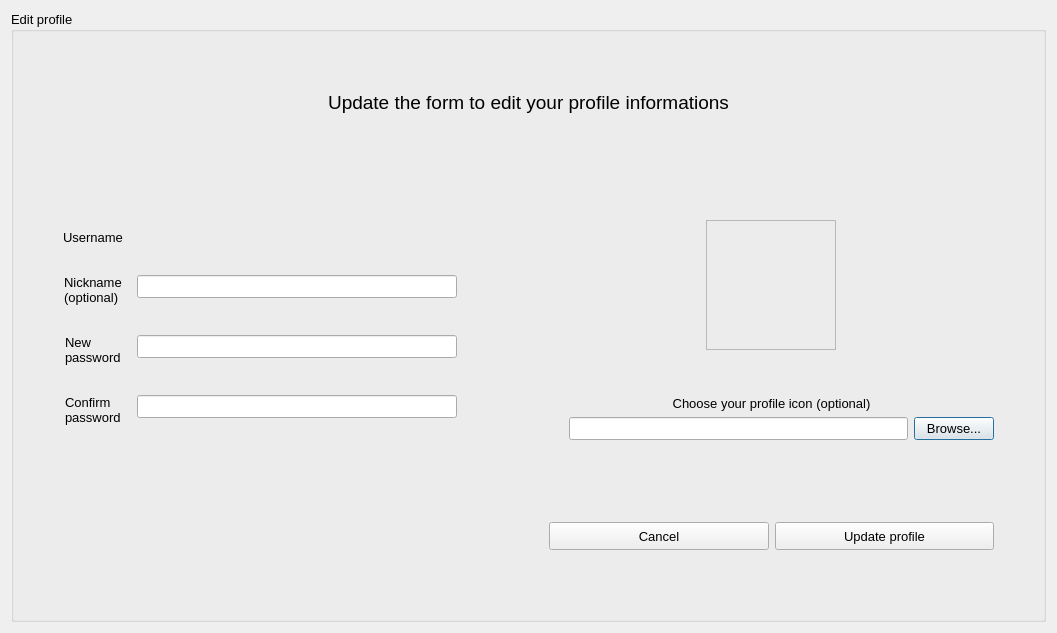
Above: textedit/profileeditwindow.ui from pgallo725/livetext-pds before the change. Below: the same form after it.
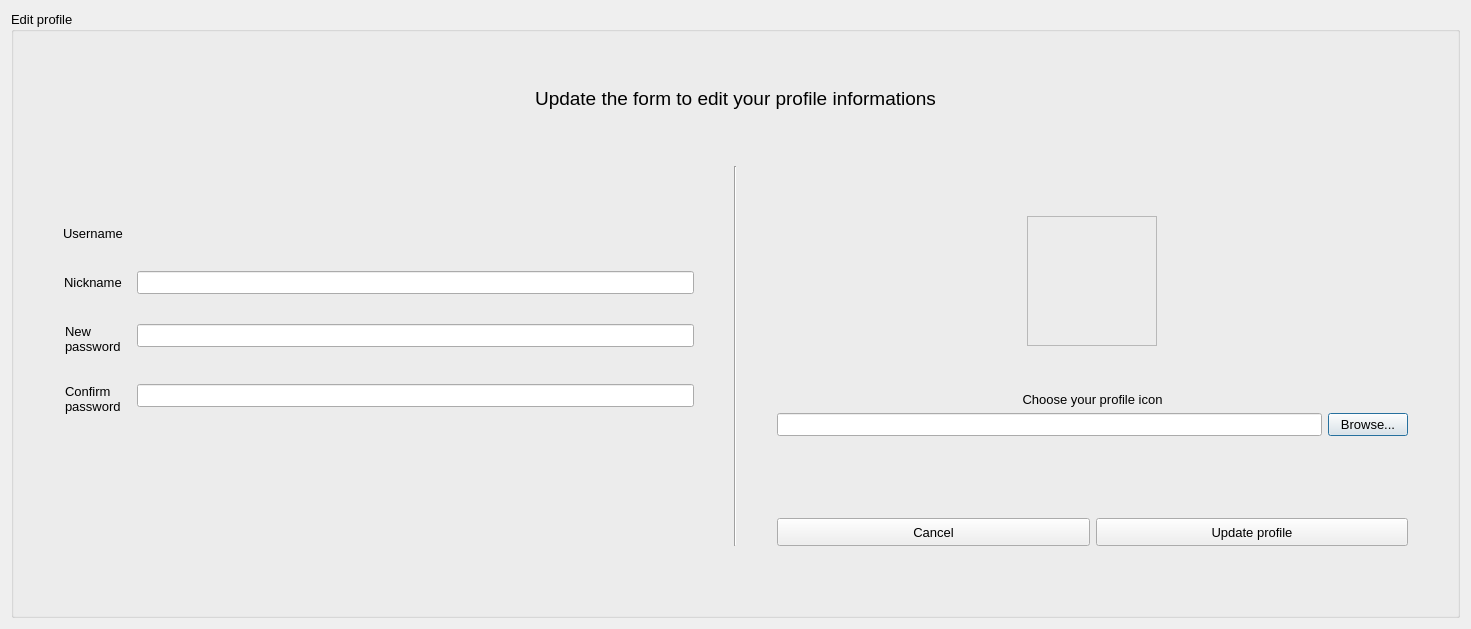
That is the form after the change.

What changed in the file:
```diff
--- a/textedit/profileeditwindow.ui
+++ b/textedit/profileeditwindow.ui
@@ -6,8 +6,8 @@
    <rect>
     <x>0</x>
     <y>0</y>
-    <width>1057</width>
-    <height>633</height>
+    <width>1471</width>
+    <height>629</height>
    </rect>
   </property>
   <property name="windowTitle">
@@ -170,8 +170,7 @@
             <item row="1" column="0">
              <widget class="QLabel" name="label_5">
               <property name="text">
-               <string>Nickname
-(optional)</string>
+               <string>Nickname</string>
               </property>
              </widget>
             </item>
@@ -185,7 +184,7 @@
               </property>
               <property name="maximumSize">
                <size>
-                <width>320</width>
+                <width>16777215</width>
                 <height>16777215</height>
                </size>
               </property>
@@ -209,7 +208,7 @@
               </property>
               <property name="maximumSize">
                <size>
-                <width>320</width>
+                <width>16777215</width>
                 <height>16777215</height>
                </size>
               </property>
@@ -230,7 +229,7 @@
              <widget class="QLineEdit" name="lineEdit_editPswConf">
               <property name="maximumSize">
                <size>
-                <width>320</width>
+                <width>16777215</width>
                 <height>16777215</height>
                </size>
               </property>
@@ -259,6 +258,13 @@
           </item>
          </layout>
         </item>
+        <item>
+         <widget class="Line" name="line">
+          <property name="orientation">
+           <enum>Qt::Vertical</enum>
+          </property>
+         </widget>
+        </item>
         <item>
          <layout class="QVBoxLayout" name="verticalLayout">
           <property name="spacing">
@@ -340,7 +346,7 @@
           <item>
            <widget class="QLabel" name="label_3">
             <property name="text">
-             <string>Choose your profile icon (optional)</string>
+             <string>Choose your profile icon</string>
             </property>
             <property name="alignment">
              <set>Qt::AlignCenter</set>
@@ -352,22 +358,6 @@
             <property name="spacing">
              <number>6</number>
             </property>
-            <item>
-             <spacer name="horizontalSpacer_2">
-              <property name="orientation">
-               <enum>Qt::Horizontal</enum>
-              </property>
-              <property name="sizeType">
-               <enum>QSizePolicy::Preferred</enum>
-              </property>
-              <property name="sizeHint" stdset="0">
-               <size>
-                <width>20</width>
-                <height>20</height>
-               </size>
-              </property>
-             </spacer>
-            </item>
             <item>
              <widget class="QLineEdit" name="lineEdit_UsrIconPath"/>
             </item>
```
